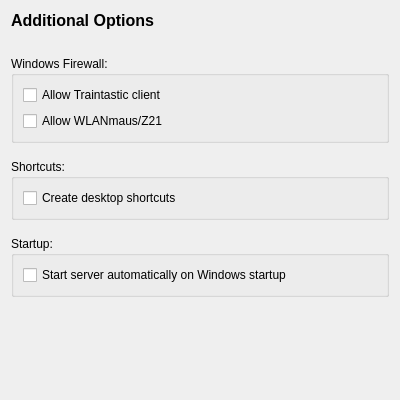
The window that package/qtinstaller/packages/org.traintastic.server/meta/serverpage.ui (kamil00110/6050-6023-interface) describes before a commit, drawn with Qt 5.
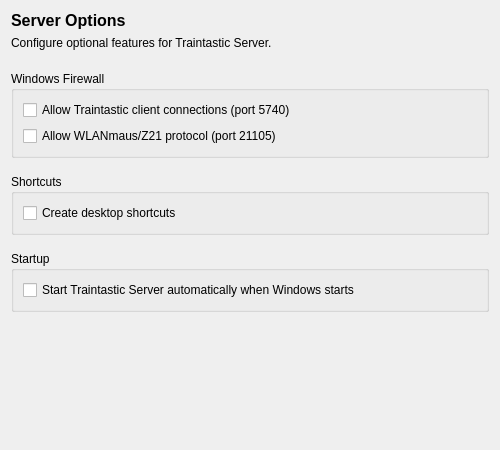
The same window after the commit.

Patch:
```diff
--- a/package/qtinstaller/packages/org.traintastic.server/meta/serverpage.ui
+++ b/package/qtinstaller/packages/org.traintastic.server/meta/serverpage.ui
@@ -6,8 +6,8 @@
    <rect>
     <x>0</x>
     <y>0</y>
-    <width>400</width>
-    <height>400</height>
+    <width>500</width>
+    <height>450</height>
    </rect>
   </property>
   <property name="windowTitle">
@@ -17,7 +17,7 @@
    <item>
     <widget class="QLabel" name="titleLabel">
      <property name="text">
-      <string>Additional Options</string>
+      <string>Server Options</string>
      </property>
      <property name="font">
       <font>
@@ -28,6 +28,16 @@
      </property>
     </widget>
    </item>
+   <item>
+    <widget class="QLabel" name="descLabel">
+     <property name="text">
+      <string>Configure optional features for Traintastic Server.</string>
+     </property>
+     <property name="wordWrap">
+      <bool>true</bool>
+     </property>
+    </widget>
+   </item>
    <item>
     <spacer name="verticalSpacer_1">
      <property name="orientation">
@@ -39,7 +49,7 @@
      <property name="sizeHint" stdset="0">
       <size>
        <width>20</width>
-       <height>20</height>
+       <height>15</height>
       </size>
      </property>
     </spacer>
@@ -47,13 +57,13 @@
    <item>
     <widget class="QGroupBox" name="firewallGroupBox">
      <property name="title">
-      <string>Windows Firewall:</string>
+      <string>Windows Firewall</string>
      </property>
      <layout class="QVBoxLayout" name="verticalLayout_2">
       <item>
        <widget class="QCheckBox" name="allowTraintastic">
         <property name="text">
-         <string>Allow Traintastic client</string>
+         <string>Allow Traintastic client connections (port 5740)</string>
         </property>
         <property name="checked">
          <bool>false</bool>
@@ -63,7 +73,7 @@
       <item>
        <widget class="QCheckBox" name="allowWLANmaus">
         <property name="text">
-         <string>Allow WLANmaus/Z21</string>
+         <string>Allow WLANmaus/Z21 protocol (port 21105)</string>
         </property>
         <property name="checked">
          <bool>false</bool>
@@ -92,7 +102,7 @@
    <item>
     <widget class="QGroupBox" name="shortcutsGroupBox">
      <property name="title">
-      <string>Shortcuts:</string>
+      <string>Shortcuts</string>
      </property>
      <layout class="QVBoxLayout" name="verticalLayout_3">
       <item>
@@ -127,13 +137,13 @@
    <item>
     <widget class="QGroupBox" name="startupGroupBox">
      <property name="title">
-      <string>Startup:</string>
+      <string>Startup</string>
      </property>
      <layout class="QVBoxLayout" name="verticalLayout_4">
       <item>
        <widget class="QCheckBox" name="startServerOnStartup">
         <property name="text">
-         <string>Start server automatically on Windows startup</string>
+         <string>Start Traintastic Server automatically when Windows starts</string>
         </property>
         <property name="checked">
          <bool>false</bool>
```
Left out of the diff: 6 changed lines with no effect on the pictures.
